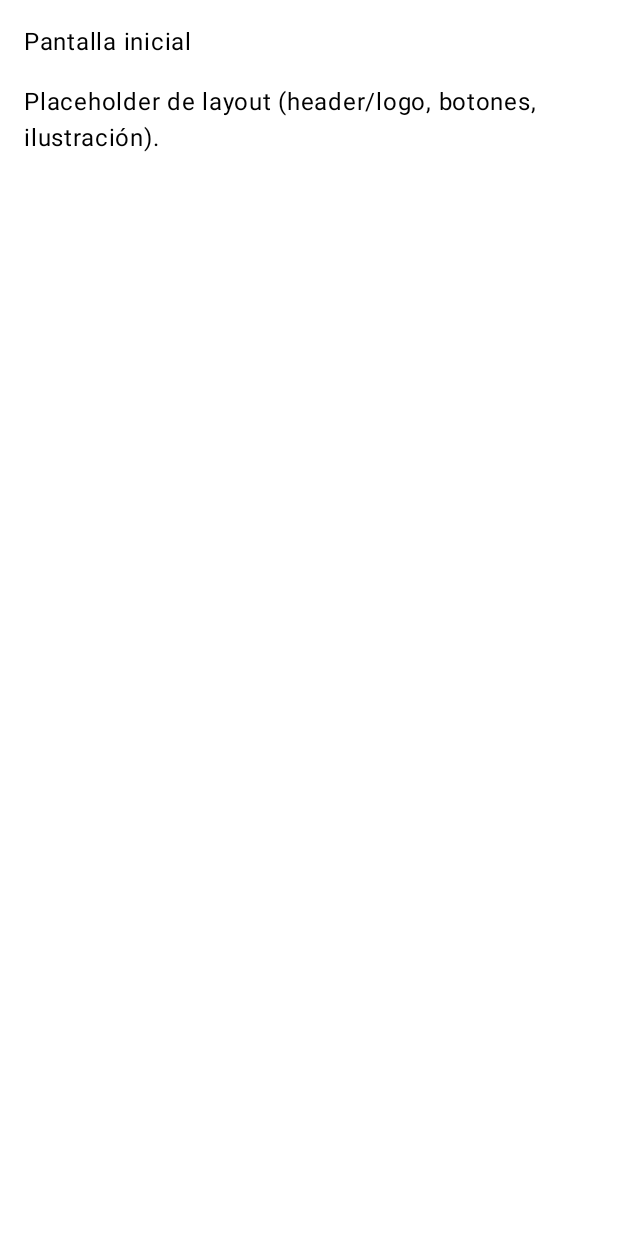
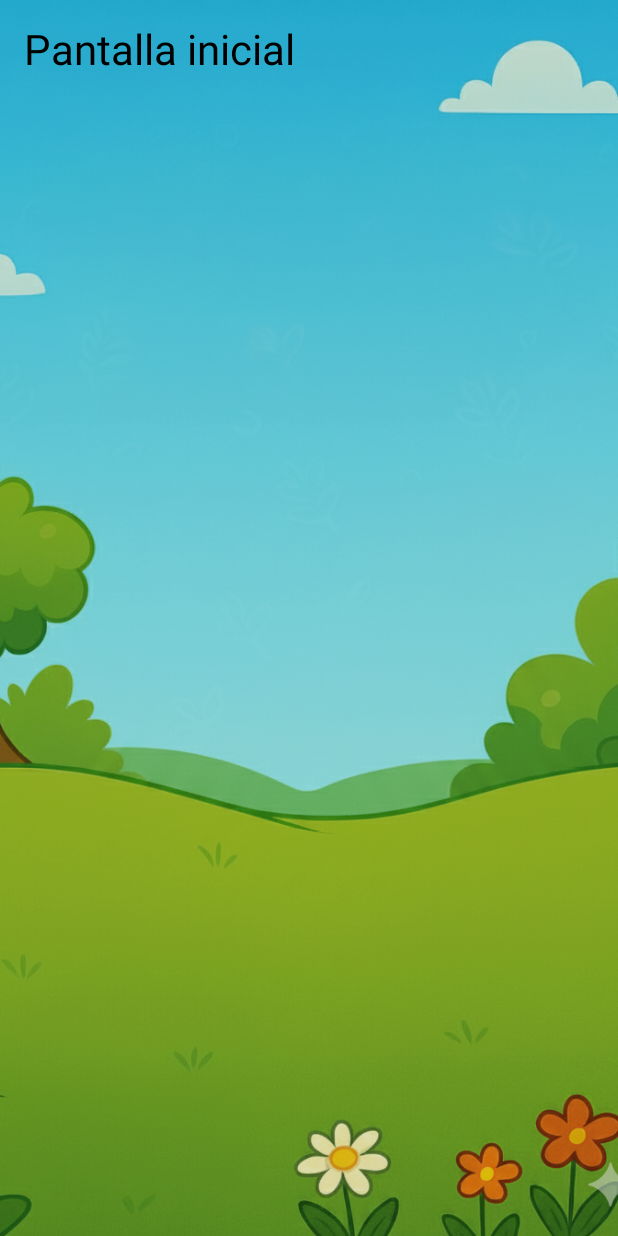
Before and after one commit to Myr730/NutriApp, an Android app built with Jetpack Compose: the @Preview function PreviewHomeLight, on a phone screen of 412 x 824 dp. Run offline under Robolectric (Android 15) with nearby library versions, the phone set to English and light mode, and no system bars.

Commit message:
feat(ui): fondos con BackgroundImage + AppScaffold; soporte WebP nodpi y scrim

```diff
--- a/app/src/main/java/org/bamx/puebla/feature/home/HomeScreen.kt
+++ b/app/src/main/java/org/bamx/puebla/feature/home/HomeScreen.kt
@@ -1,5 +1,9 @@
 package org.bamx.puebla.feature.home
 
+import org.bamx.puebla.ui.components.AppScaffold
+import androidx.compose.material3.Text
+import androidx.compose.material3.MaterialTheme
+import androidx.compose.ui.res.painterResource
 import androidx.compose.foundation.layout.*
 import androidx.compose.material3.Text
 import androidx.compose.runtime.Composable
@@ -12,14 +16,16 @@ import org.bamx.puebla.ui.theme.Dimens
 
 @Composable
 fun HomeScreen() {
-    Column(
-        modifier = Modifier
-            .fillMaxSize()
-            .padding(Dimens.screenPadding)
+    AppScaffold(
+        // Cambia a R.drawable.bg_home cuando el asset esté listo:
+        backgroundResId = R.drawable.bg_home,
+        darkenBackground = 0.12f // leve scrim para contraste
     ) {
-        Text(text = stringResource(id = R.string.home_title))
-        Spacer(Modifier.height(Dimens.space16))
-        Text(text = "Placeholder de layout (header/logo, botones, ilustración).")
+        Text(
+            text = stringResource(id = R.string.home_title),
+            style = MaterialTheme.typography.headlineMedium
+        )
+        // Aquí seguirá la maquetación (Bloque 7)
     }
 }
 
--- /dev/null
+++ b/app/src/main/java/org/bamx/puebla/ui/components/AppScaffold.kt
@@ -0,0 +1,39 @@
+package org.bamx.puebla.ui.components
+
+import androidx.annotation.DrawableRes
+import androidx.compose.foundation.layout.Box
+import androidx.compose.foundation.layout.BoxScope
+import androidx.compose.foundation.layout.fillMaxSize
+import androidx.compose.foundation.layout.padding
+import androidx.compose.runtime.Composable
+import androidx.compose.ui.Modifier
+import org.bamx.puebla.ui.theme.Dimens
+
+/**
+ * Contenedor base para pantallas:
+ * - Coloca opcionalmente un fondo (BackgroundImage)
+ * - Aplica padding consistente de pantalla
+ */
+@Composable
+fun AppScaffold(
+    @DrawableRes backgroundResId: Int? = null,
+    darkenBackground: Float = 0f,
+    content: @Composable BoxScope.() -> Unit
+) {
+    Box(modifier = Modifier.fillMaxSize()) {
+        if (backgroundResId != null) {
+            BackgroundImage(
+                resId = backgroundResId,
+                darken = darkenBackground,
+                contentDescription = null // decorativa
+            )
+        }
+        Box(
+            modifier = Modifier
+                .fillMaxSize()
+                .padding(Dimens.screenPadding)
+        ) {
+            content()
+        }
+    }
+}
--- /dev/null
+++ b/app/src/main/java/org/bamx/puebla/ui/components/BackgroundImage.kt
@@ -0,0 +1,43 @@
+package org.bamx.puebla.ui.components
+
+import androidx.annotation.DrawableRes
+import androidx.compose.foundation.Image
+import androidx.compose.foundation.background
+import androidx.compose.foundation.layout.Box
+import androidx.compose.foundation.layout.fillMaxSize // Se cambió la importación
+import androidx.compose.runtime.Composable
+import androidx.compose.ui.Modifier
+import androidx.compose.ui.graphics.Color
+import androidx.compose.ui.layout.ContentScale
+import androidx.compose.ui.res.painterResource
+
+/**
+ * Muestra una imagen de fondo a pantalla completa.
+ * @param resId Recurso drawable del fondo (WebP/PNG). Usa drawable-nodpi para fondos.
+ * @param darken 0f..1f para oscurecer (scrim). Útil para contraste con el contenido.
+ */
+@Composable
+fun BackgroundImage(
+    @DrawableRes resId: Int,
+    darken: Float = 0f,
+    contentDescription: String? = null // null si es puramente decorativa
+) {
+    // Se usa fillMaxSize() para que el Box ocupe todo el espacio padre
+    Box(modifier = Modifier.fillMaxSize()) {
+        Image(
+            painter = painterResource(id = resId),
+            contentDescription = contentDescription, // null si solo decorativa
+            // La imagen también debe llenar el Box
+            modifier = Modifier.fillMaxSize(),
+            contentScale = ContentScale.Crop // recorte agradable a pantalla
+        )
+        if (darken > 0f) {
+            Box(
+                modifier = Modifier
+                    // La capa de oscurecimiento también debe llenar el espacio
+                    .fillMaxSize()
+                    .background(Color.Black.copy(alpha = darken.coerceIn(0f, 1f)))
+            )
+        }
+    }
+}
```
Also changed, not shown: app/src/main/java/org/bamx/puebla/feature/game/GameScreen.kt (+12 -7 lines), app/src/main/java/org/bamx/puebla/feature/parents/ParentsScreen.kt (+11 -7 lines), app/src/main/res/drawable-nodpi/bg_game.webp (added), app/src/main/res/drawable-nodpi/bg_home.webp (added), app/src/main/res/drawable-nodpi/bg_parents.webp (added).
